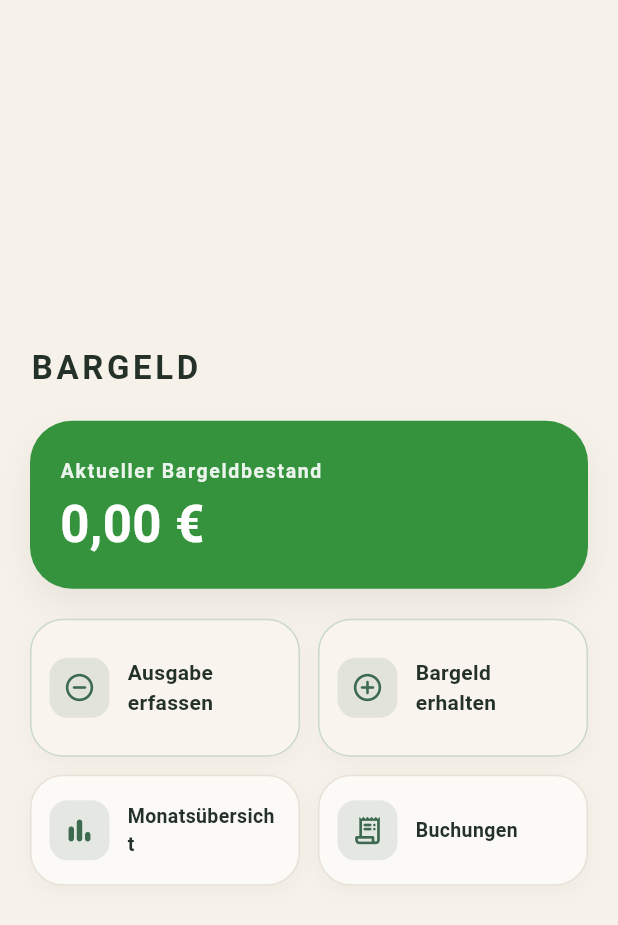
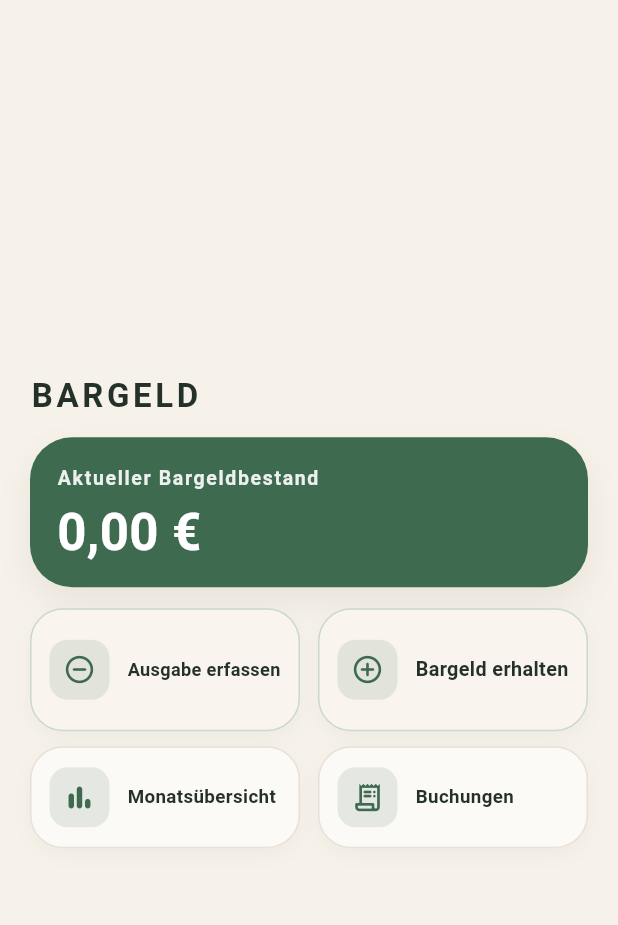
Before and after one commit to bloew-jpg/bargeld, a Flutter app: the screen it shows after launch, on a phone screen of 412 x 824 dp. Shown: the top 925 px of the screen. Run offline on Flutter 3.47's test engine with Material 3 defaults, Android fonts, the phone set to English and light mode, and no system bars; our stand-ins replace shared_preferences.

Commit message:
Refine home screen design

```diff
--- a/lib/main.dart
+++ b/lib/main.dart
@@ -96,7 +96,7 @@ class _HomePageState extends State<HomePage> {
   }
 
   Color get _balanceColor {
-    return _bargeldbestand >= 0 ? const Color(0xFF35933E) : Colors.red;
+    return _bargeldbestand >= 0 ? const Color(0xFF3E6A50) : Colors.red;
   }
 
   String euro(double wert) {
@@ -610,7 +610,7 @@ class _HomePageState extends State<HomePage> {
           child: ConstrainedBox(
             constraints: const BoxConstraints(maxWidth: 430),
             child: Padding(
-              padding: const EdgeInsets.fromLTRB(20, 20, 20, 24),
+              padding: const EdgeInsets.fromLTRB(20, 10, 20, 20),
               child: Column(
                 mainAxisSize: MainAxisSize.min,
                 children: [
@@ -626,13 +626,13 @@ class _HomePageState extends State<HomePage> {
                       ),
                     ),
                   ),
-                  const SizedBox(height: 20),
+                  const SizedBox(height: 12),
                   Container(
                     key: const Key('balance-card'),
                     width: double.infinity,
                     padding: const EdgeInsets.symmetric(
-                      vertical: 24,
-                      horizontal: 20,
+                      vertical: 18,
+                      horizontal: 18,
                     ),
                     decoration: BoxDecoration(
                       color: _balanceColor,
@@ -670,7 +670,7 @@ class _HomePageState extends State<HomePage> {
                       ],
                     ),
                   ),
-                  const SizedBox(height: 20),
+                  const SizedBox(height: 14),
                   Row(
                     children: [
                       Expanded(
@@ -692,7 +692,7 @@ class _HomePageState extends State<HomePage> {
                       ),
                     ],
                   ),
-                  const SizedBox(height: 12),
+                  const SizedBox(height: 10),
                   Row(
                     children: [
                       Expanded(
@@ -764,7 +764,7 @@ class _HomePageState extends State<HomePage> {
         onTap: onPressed,
         borderRadius: BorderRadius.circular(22),
         child: Container(
-          height: isPrimary ? 92 : 74,
+          height: isPrimary ? 82 : 68,
           padding: const EdgeInsets.symmetric(horizontal: 12, vertical: 12),
           decoration: BoxDecoration(
             color: backgroundColor,
@@ -795,12 +795,19 @@ class _HomePageState extends State<HomePage> {
               ),
               const SizedBox(width: 12),
               Expanded(
-                child: Text(
-                  label,
-                  style: TextStyle(
-                    fontSize: isPrimary ? 14 : 13,
-                    fontWeight: FontWeight.w600,
-                    color: textColor,
+                child: FittedBox(
+                  fit: BoxFit.scaleDown,
+                  alignment: Alignment.centerLeft,
+                  child: Text(
+                    label,
+                    maxLines: 1,
+                    overflow: TextOverflow.ellipsis,
+                    softWrap: false,
+                    style: TextStyle(
+                      fontSize: isPrimary ? 13.5 : 12.5,
+                      fontWeight: FontWeight.w600,
+                      color: textColor,
+                    ),
                   ),
                 ),
               ),
```
